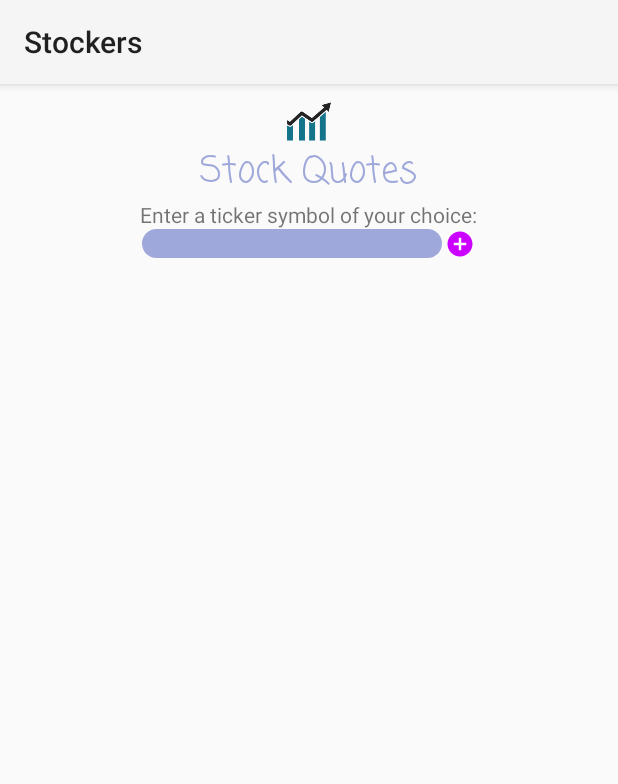
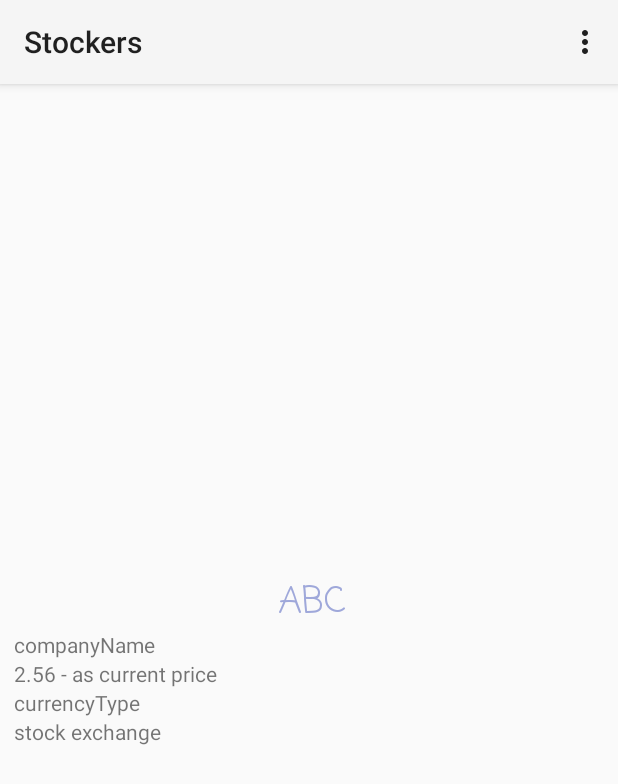
Before and after one commit to Apanian25/am2pm, an Android app: the screen it shows after launch (StockQuotesActivity before the commit, ShowStockActivity after it), after a tap on an icon or button, on a phone screen of 412 x 824 dp. Shown: the top 784 px of the screen. Run offline under Robolectric (Android 15) with nearby library versions, the phone set to English and light mode, and no system bars; our stand-ins replace Firebase (no records; nobody signed in at launch, a user with empty details on screens opened directly).

Commit message:
add testing for network connection + error page

```diff
--- a/Stockers/app/src/main/AndroidManifest.xml
+++ b/Stockers/app/src/main/AndroidManifest.xml
@@ -19,6 +19,7 @@
         <activity android:name=".AboutActivity"></activity>
         <activity android:name=".SettingsActivity"></activity>
         <activity android:name=".StockQuote.StockQuotesActivity"></activity>
+        <activity android:name=".StockQuote.ShowStockActivity"></activity>
         <activity
             android:name=".NoteActivity"
             android:label="@string/title_activity_note"></activity>
--- a/Stockers/app/src/main/java/com/dawson/jonat/stockers/MainActivity.java
+++ b/Stockers/app/src/main/java/com/dawson/jonat/stockers/MainActivity.java
@@ -11,6 +11,7 @@ import android.view.View;
 
 import com.dawson.jonat.stockers.Hints.FinancialHintsActivity;
 import com.dawson.jonat.stockers.Hints.HintsFragmentPagerAdapter;
+import com.dawson.jonat.stockers.StockQuote.ShowStockActivity;
 import com.dawson.jonat.stockers.StockQuote.StockQuotesActivity;
 import com.google.firebase.auth.FirebaseAuth;
 import com.google.firebase.database.DatabaseReference;
@@ -38,7 +39,10 @@ public class MainActivity extends Menus {
     }
 
     public void stockQuoteClick(View v){
-        Intent intent = new Intent(MainActivity.this,StockQuotesActivity.class);
+//        Intent intent = new Intent(MainActivity.this,StockQuotesActivity.class);
+//        startActivity(intent);
+        Intent intent = new Intent(MainActivity.this,ShowStockActivity.class); //TO PUT IN ADAPTER LATER
+        intent.putExtra("ticker","ABC"); //HARD CODED FOR TESTING
         startActivity(intent);
     }
 
--- /dev/null
+++ b/Stockers/app/src/main/java/com/dawson/jonat/stockers/StockQuote/ShowStockActivity.java
@@ -0,0 +1,54 @@
+package com.dawson.jonat.stockers.StockQuote;
+
+import android.content.Context;
+import android.net.ConnectivityManager;
+import android.net.NetworkInfo;
+import android.os.Bundle;
+import android.util.Log;
+import android.widget.Toast;
+
+import com.dawson.jonat.stockers.Menu.Menus;
+import com.dawson.jonat.stockers.R;
+
+public class ShowStockActivity extends Menus {
+    @Override
+    protected void onCreate(Bundle savedInstanceState) {
+        super.onCreate(savedInstanceState);
+        if(checkNetwrok()) {
+            setContentView(R.layout.activity_show_stock);
+        }
+        else{
+            setContentView(R.layout.error_page);
+        }
+    }
+
+    ConnectivityManager connectionManager; //Class that answers queries about the state of network connectivity.
+    NetworkInfo netInfo; //Describes the status of a network interface.
+
+
+
+    /**
+     * Helper method to check network connectivity
+     */
+    public boolean checkNetwrok() {
+        //init a connectionManager object
+        connectionManager = (ConnectivityManager) getSystemService(Context.CONNECTIVITY_SERVICE);
+        //We dont care if its is wifi or mobile, we want to user the available network for us
+        netInfo = connectionManager.getActiveNetworkInfo();
+        /**
+         * About permission:
+         * uses-permission -> requests some permission
+         * permission -> what allows
+         */
+        if (netInfo != null /**has been instantiated**/ && netInfo.isConnected()) {
+            Log.i("Tag", "This is our net info--->    " + netInfo);
+            return true;
+
+
+        } else {
+            Toast.makeText(this, R.string.no_internet, Toast.LENGTH_LONG).show();
+            return false;
+        }
+    }
+
+}
--- a/Stockers/app/src/main/java/com/dawson/jonat/stockers/StockQuote/StockQuotesActivity.java
+++ b/Stockers/app/src/main/java/com/dawson/jonat/stockers/StockQuote/StockQuotesActivity.java
@@ -9,11 +9,12 @@ import android.view.View;
 import android.widget.EditText;
 import android.widget.Toast;
 
+import com.dawson.jonat.stockers.Menu.Menus;
 import com.dawson.jonat.stockers.R;
 
 import java.util.ArrayList;
 
-public class StockQuotesActivity extends AppCompatActivity {
+public class StockQuotesActivity extends Menus {
     ArrayList<Ticker> list;
     EditText ed;
 
--- /dev/null
+++ b/Stockers/app/src/main/res/layout/activity_show_stock.xml
@@ -0,0 +1,48 @@
+<?xml version="1.0" encoding="utf-8"?>
+<ScrollView xmlns:android="http://schemas.android.com/apk/res/android"
+    xmlns:app="http://schemas.android.com/apk/res-auto"
+    xmlns:tools="http://schemas.android.com/tools"
+    android:layout_width="match_parent"
+    android:layout_height="match_parent"
+    android:orientation="vertical"
+    tools:context=".StockQuote.ShowStockActivity"
+    android:padding="5dp"
+    android:textSize="15sp">
+    <LinearLayout
+        android:layout_width="match_parent"
+        android:layout_height="match_parent"
+        android:orientation="vertical"
+        android:layout_gravity="center"
+        android:paddingLeft="4dp">
+        <TextView
+            android:layout_width="wrap_content"
+            android:layout_height="wrap_content"
+            android:text="ABC"
+            style="@style/text_style"
+            android:layout_gravity="center"/>
+        <!-- actual data -->
+        <TextView
+            android:layout_width="wrap_content"
+            android:layout_height="wrap_content"
+            android:text="companyName"/>
+
+
+        <TextView
+            android:layout_width="wrap_content"
+            android:layout_height="wrap_content"
+            android:text="2.56 - as current price"/>
+
+        <TextView
+            android:layout_width="wrap_content"
+            android:layout_height="wrap_content"
+            android:text="currencyType"/>
+
+
+
+        <TextView
+            android:layout_width="wrap_content"
+            android:layout_height="wrap_content"
+            android:text="stock exchange"/>
+
+    </LinearLayout>
+</ScrollView>
--- a/Stockers/app/src/main/res/layout/recyclerview_ticker_item.xml
+++ b/Stockers/app/src/main/res/layout/recyclerview_ticker_item.xml
@@ -1,7 +1,9 @@
 <?xml version="1.0" encoding="utf-8"?>
 <LinearLayout xmlns:android="http://schemas.android.com/apk/res/android"
     android:orientation="vertical" android:layout_width="match_parent"
-    android:layout_height="wrap_content">
+    android:layout_height="wrap_content"
+    android:id="@+id/view"
+    android:layout_gravity="center|top">
 
     <TextView
         android:id="@+id/tickerSymbol"
--- a/Stockers/app/src/main/res/values/strings.xml
+++ b/Stockers/app/src/main/res/values/strings.xml
@@ -77,4 +77,8 @@
     <string name="stock_quotes_title">Stock Quotes</string>
     <string name="more_than_five">Can view maximum 5 stocks at a time</string>
     <string name="empty_string">Ticker symbol does not consist of space only</string>
+
+    <!--SHOW STOCK-->
+    <string name="no_internet">The following page requires network connection</string>
+    <string name="no_internet_message">The following page requires network connection</string>
 </resources>
```
Also changed, not shown: Stockers/app/src/main/java/com/dawson/jonat/stockers/StockQuote/TickerAdapter.java (+17 -1 lines), Stockers/app/src/main/res/layout/error_page.xml (added, +12 -0 lines), Stockers/app/src/main/res/drawable/error.jpg (added), Stockers/app/src/main/res/drawable/graph.png.
